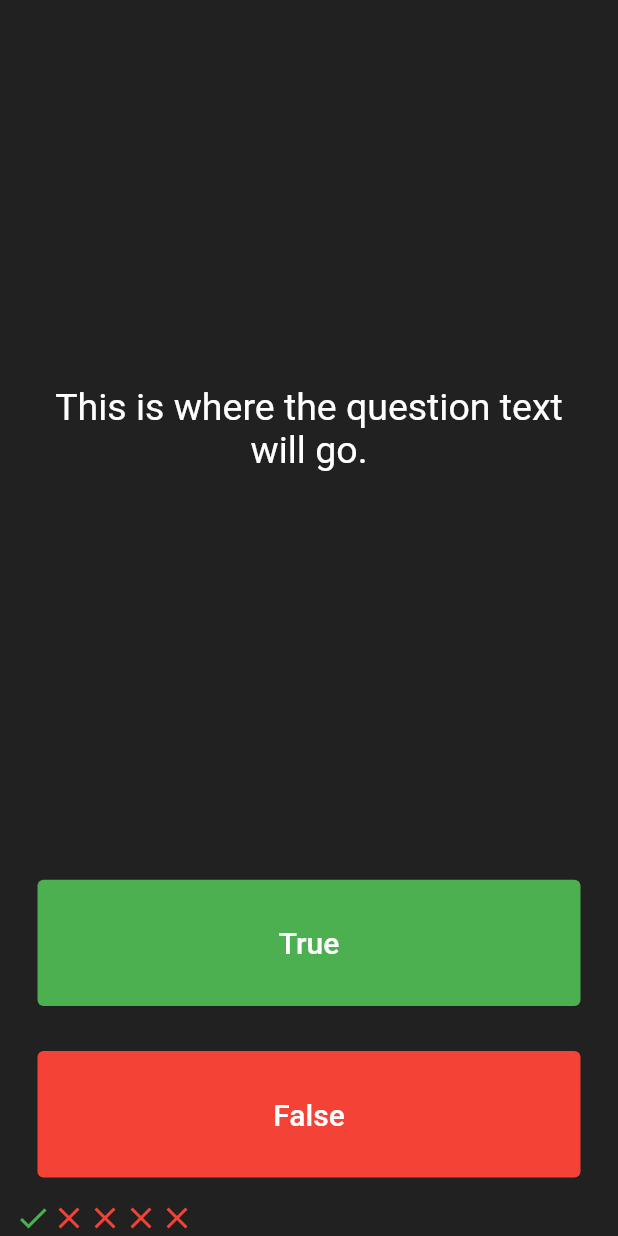
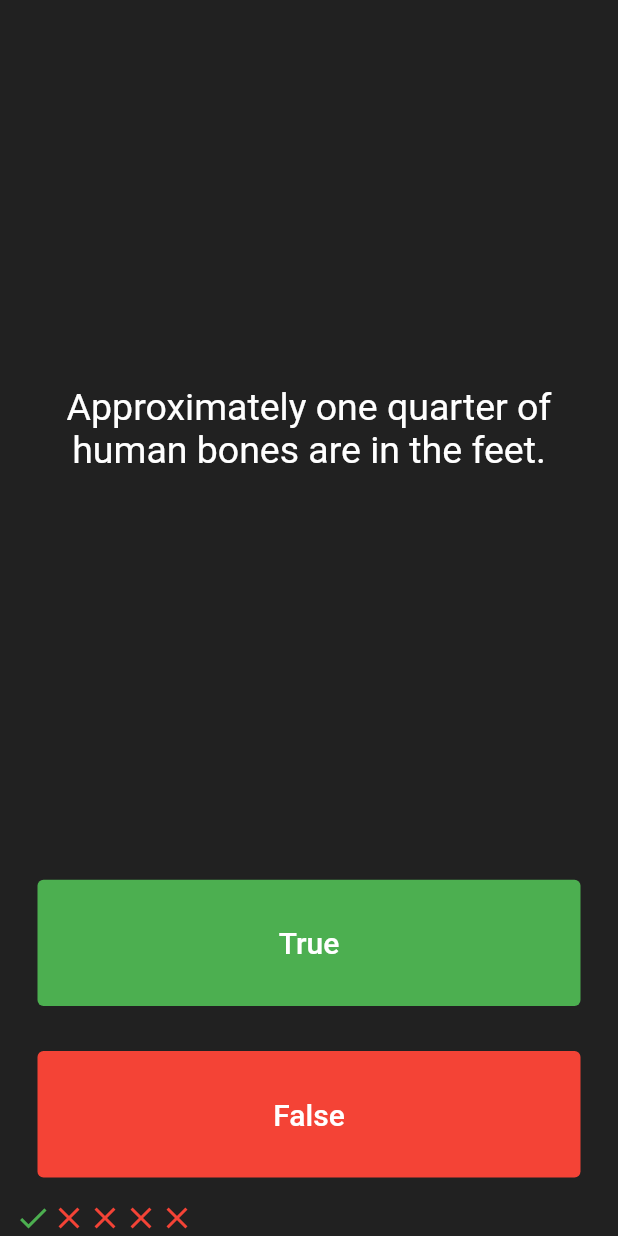
Before and after one commit to WouterMalan/quiz_app, a Flutter app: the screen it shows after launch, after a tap on "True", on a phone screen of 412 x 824 dp. Run offline on Flutter 3.47's test engine with Material 2 defaults, Android fonts, the phone set to English and light mode, and no system bars.

Commit message:
added list with questions and int questionNumber

```diff
--- a/lib/main.dart
+++ b/lib/main.dart
@@ -52,6 +52,13 @@ class _QuizPageState extends State<QuizPage> {
     ),
   ];
 
+  List<String> questions = [
+    'You can lead a cow down stairs but not up stairs.',
+    'Approximately one quarter of human bones are in the feet.',
+    'A slug\'s blood is green.',
+  ];
+
+   int questionNumber = 0;
 
   @override
   Widget build(BuildContext context) {
@@ -65,7 +72,7 @@ class _QuizPageState extends State<QuizPage> {
             padding: EdgeInsets.all(10.0),
             child: Center(
               child: Text(
-                'This is where the question text will go.',
+                questions[questionNumber],
                 textAlign: TextAlign.center,
                 style: TextStyle(
                   fontSize: 25.0,
@@ -90,11 +97,9 @@ class _QuizPageState extends State<QuizPage> {
                 ),
               ),
               onPressed: () {
-                scoreKeeper.add(
-                    Icon(
-                  Icons.check,
-                  color: Colors.green,
-                ));
+                setState(() {
+                  questionNumber++;
+                });
               },
             ),
           ),
@@ -114,7 +119,9 @@ class _QuizPageState extends State<QuizPage> {
                 ),
               ),
               onPressed: () {
-                //The user picked false.
+                setState(() {
+                  questionNumber++;
+                });
               },
             ),
           ),
```
